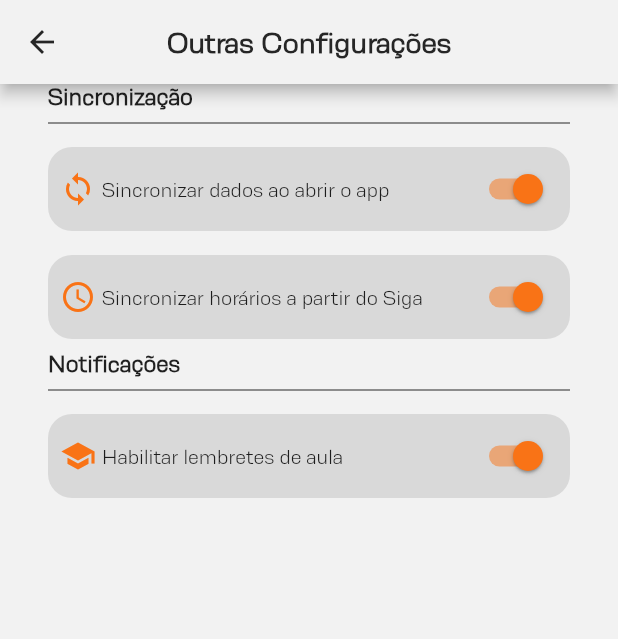
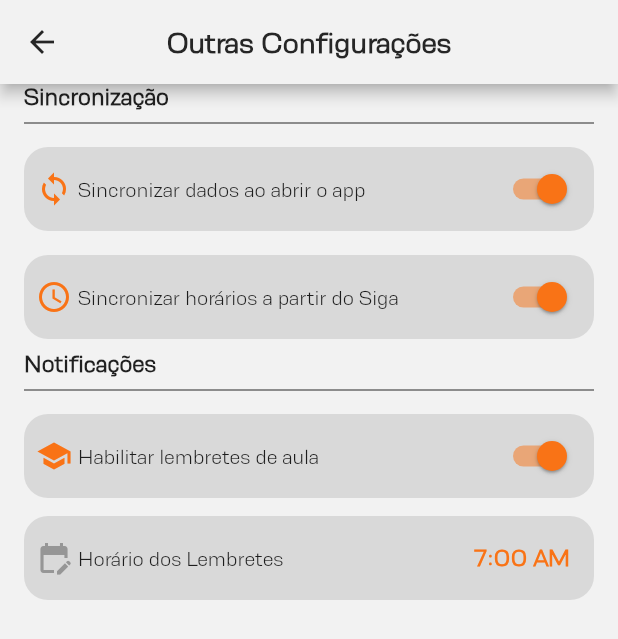
Before and after one commit to matheusrmatias/SigaLogin, a Flutter app: the OtherSettingsPage screen opened directly, on a phone screen of 412 x 824 dp. Shown: the top 639 px of the screen. Run offline on Flutter 3.47's test engine with Material 2 defaults, Android fonts, the phone set to English and light mode, and no system bars; our stand-ins replace carousel_slider, connectivity_plus, eva_icons_flutter, flutter_local_notifications, flutter_native_timezone, fluttertoast and 13 more; missing offline and left inert: animated_emoji, dart:ffi, flutter_barcode_scanner, local_auth_android, ota_update; accounts and stored records are empty; network calls fail.

Commit message:
Add Schedule Notification Input

```diff
--- a/lib/main.dart
+++ b/lib/main.dart
@@ -13,7 +13,7 @@ import 'package:shared_preferences/shared_preferences.dart';
 import 'package:sigalogin/src/controllers/student_controller.dart';
 import 'package:sigalogin/src/models/student.dart';
 import 'package:sigalogin/src/my_app.dart';
-import 'package:sigalogin/src/pages/home_page.dart';
+import 'package:sigalogin/src/pages/home/home_page.dart';
 import 'package:sigalogin/src/pages/login_page.dart';
 import 'package:sigalogin/src/repositories/student_card_repository.dart';
 import 'package:sigalogin/src/repositories/student_repository.dart';
--- a/lib/src/pages/settings/others_settings_page.dart
+++ b/lib/src/pages/settings/others_settings_page.dart
@@ -1,8 +1,11 @@
 import 'package:flutter/material.dart';
 import 'package:provider/provider.dart';
 import 'package:sigalogin/src/repositories/settings_repository.dart';
+import 'package:sigalogin/src/repositories/student_repository.dart';
+import 'package:sigalogin/src/services/notification_service.dart';
 import 'package:sigalogin/src/themes/main_theme.dart';
 import 'package:sigalogin/src/widgets/settings_switch.dart';
+import 'package:sigalogin/src/widgets/time_picker_input.dart';
 
 class OtherSettingsPage extends StatefulWidget {
   const OtherSettingsPage({super.key});
@@ -13,35 +16,76 @@ class OtherSettingsPage extends StatefulWidget {
 
 class _OtherSettingsPageState extends State<OtherSettingsPage> {
   late SettingRepository prefs;
+  late StudentRepository studentRep;
+  late NotificationService notificationService;
 
   @override
   Widget build(BuildContext context) {
+    studentRep = Provider.of<StudentRepository>(context);
     prefs = Provider.of<SettingRepository>(context);
+    notificationService = Provider.of<NotificationService>(context);
     return Scaffold(
       appBar: AppBar(
-        title: const Text('Outras Configurações', style: TextStyle(fontWeight: FontWeight.bold)),
+        title: const Text('Outras Configurações',
+            style: TextStyle(fontWeight: FontWeight.bold)),
         centerTitle: true,
       ),
       body: Container(
-        margin: const EdgeInsets.symmetric(horizontal: 32),
+        margin: const EdgeInsets.symmetric(horizontal: 16),
         child: SingleChildScrollView(
           child: Column(
             children: [
               const Row(
                 children: [
-                  Flexible(child: Text('Sincronização',style: TextStyle(fontSize: 16, fontWeight: FontWeight.bold)))
+                  Flexible(
+                      child: Text('Sincronização',
+                          style: TextStyle(
+                              fontSize: 16, fontWeight: FontWeight.bold)))
                 ],
               ),
-              Divider(color: Theme.of(context).brightness==Brightness.dark?MainTheme.white:MainTheme.black,),
-              SettingSwitch(text: 'Sincronizar dados ao abrir o app', onChange: (e)=>prefs.updateOnOpen = e, value: prefs.updateOnOpen,icon: Icons.sync),
-              SettingSwitch(text: 'Sincronizar horários a partir do Siga', onChange: (e)=>prefs.updateSchedule = e, value: prefs.updateSchedule,icon: Icons.schedule),
+              Divider(
+                color: Theme.of(context).brightness == Brightness.dark
+                    ? MainTheme.white
+                    : MainTheme.black,
+              ),
+              SettingSwitch(
+                  text: 'Sincronizar dados ao abrir o app',
+                  onChange: (e) => prefs.updateOnOpen = e,
+                  value: prefs.updateOnOpen,
+                  icon: Icons.sync),
+              SettingSwitch(
+                  text: 'Sincronizar horários a partir do Siga',
+                  onChange: (e) => prefs.updateSchedule = e,
+                  value: prefs.updateSchedule,
+                  icon: Icons.schedule),
               const Row(
                 children: [
-                  Flexible(child: Text('Notificações',style: TextStyle(fontSize: 16, fontWeight: FontWeight.bold)))
+                  Flexible(
+                      child: Text('Notificações',
+                          style: TextStyle(
+                              fontSize: 16, fontWeight: FontWeight.bold)))
                 ],
               ),
-              Divider(color: Theme.of(context).brightness==Brightness.dark?MainTheme.white:MainTheme.black,),
-              SettingSwitch(text: 'Habilitar lembretes de aula', onChange: (e)=>prefs.enableReminder = e, value: prefs.enableReminder,icon: Icons.school)
+              Divider(
+                color: Theme.of(context).brightness == Brightness.dark
+                    ? MainTheme.white
+                    : MainTheme.black,
+              ),
+              SettingSwitch(
+                  text: 'Habilitar lembretes de aula',
+                  onChange: (e) => prefs.enableReminder = e,
+                  value: prefs.enableReminder,
+                  icon: Icons.school),
+              TimePickerInput(
+                  text: 'Horário dos Lembretes',
+                  time: prefs.scheduleNotificationTime,
+                  enable: prefs.enableReminder,
+                  icon: Icons.edit_calendar,
+                  setTime: (e) {
+                    prefs.scheduleNotificationTime = e;
+                    notificationService.cancelNotitifications();
+                    notificationService.showNotification(time: e);
+                  })
             ],
           ),
         ),
--- /dev/null
+++ b/lib/src/widgets/time_picker_input.dart
@@ -0,0 +1,135 @@
+import 'package:flutter/material.dart';
+
+import '../themes/main_theme.dart';
+
+class TimePickerInput extends StatelessWidget {
+  final IconData? icon;
+  final Color? backgroundColor;
+  final Color? color;
+  TimeOfDay? time;
+  ValueSetter<TimeOfDay?> setTime;
+  final String text;
+  final bool? enable;
+
+  TimePickerInput(
+      {super.key,
+      required this.text,
+      required this.time,
+      required this.setTime,
+      this.backgroundColor,
+      this.icon,
+      this.color,
+      this.enable});
+
+  @override
+  Widget build(BuildContext context) {
+    return Container(
+        margin: const EdgeInsets.symmetric(vertical: 4),
+        child: InkWell(
+            borderRadius: const BorderRadius.all(Radius.circular(16)),
+            onTap: !(enable ?? true)
+                ? null
+                : () async {
+                    TimeOfDay? timeTemp = await showTimePicker(
+                        context: context,
+                        initialTime: time??const TimeOfDay(hour: 7, minute: 0),
+                        helpText: 'Informe o Horário',
+                        initialEntryMode: TimePickerEntryMode.inputOnly,
+                        errorInvalidText: 'Informe um valor válido',
+                        confirmText: 'Ok',
+                        cancelText: 'Cancelar',
+                        hourLabelText: 'Hora',
+                        minuteLabelText: 'Minuto',
+                        builder: (context, child) {
+                          return Theme(
+                            data: ThemeData(
+                                brightness: Theme.of(context).brightness,
+                                useMaterial3: false,
+                                textButtonTheme: TextButtonThemeData(
+                                    style: ButtonStyle(
+                                        foregroundColor:
+                                            MaterialStateColor.resolveWith(
+                                                (states) => MainTheme.orange))),
+                                timePickerTheme: TimePickerThemeData(
+                                  inputDecorationTheme: InputDecorationTheme(
+                                    contentPadding: EdgeInsets.zero,
+                                    filled: true,
+                                    focusColor: Colors.transparent,
+                                    enabledBorder: const OutlineInputBorder(
+                                      borderSide:
+                                          BorderSide(color: Colors.transparent),
+                                    ),
+                                    errorBorder: OutlineInputBorder(
+                                      borderSide: BorderSide(
+                                          color: MainTheme.red, width: 2),
+                                    ),
+                                    focusedBorder: OutlineInputBorder(
+                                      borderSide: BorderSide(
+                                          color: MainTheme.orange, width: 2),
+                                    ),
+                                    focusedErrorBorder: OutlineInputBorder(
+                                      borderSide: BorderSide(
+                                          color: MainTheme.red, width: 2),
+                                    ),
+                                    errorStyle:
+                                        const TextStyle(fontSize: 0, height: 0),
+                                  ),
+                                  shape: const RoundedRectangleBorder(
+                                      borderRadius: BorderRadius.all(
+                                          Radius.circular(16))),
+                                  dayPeriodTextColor: MainTheme.orange,
+                                  hourMinuteTextColor:
+                                      MaterialStateColor.resolveWith((states) =>
+                                          states.contains(
+                                                  MaterialState.selected)
+                                              ? MainTheme.orange
+                                              : Theme.of(context)
+                                                  .colorScheme
+                                                  .onPrimary),
+                                  backgroundColor:
+                                      Theme.of(context).brightness ==
+                                              Brightness.dark
+                                          ? MainTheme.black
+                                          : MainTheme.lightGrey,
+                                )),
+                            child: child ?? const SizedBox(),
+                          );
+                        });
+                    setTime(timeTemp ?? time);
+                  },
+            child: Ink(
+              padding: const EdgeInsets.symmetric(horizontal: 8, vertical: 4),
+              decoration: BoxDecoration(
+                borderRadius: const BorderRadius.all(Radius.circular(16)),
+                color: backgroundColor ??
+                    (Theme.of(context).brightness == Brightness.dark
+                        ? MainTheme.black
+                        : MainTheme.lightGrey),
+              ),
+              child: Row(
+                children: [
+                  Icon(
+                    icon,
+                    color: color ?? MainTheme.grey,
+                  ),
+                  const SizedBox(width: 4),
+                  Expanded(
+                      child: Text(text,
+                          style: TextStyle(fontSize: 14, color: color))),
+                  TextButton(
+                      onPressed: null,
+                      child: Text(
+                        time==null? const TimeOfDay(hour: 7, minute: 0).format(context):time!.format(context),
+                        style: TextStyle(
+                            fontSize: 16,
+                            color: enable ?? true
+                                ? MainTheme.orange
+                                : MainTheme.grey,
+                            fontWeight: FontWeight.bold),
+                      ))
+                ],
+              ),
+            )));
+    ;
+  }
+}
```
Also changed, not shown: lib/src/repositories/settings_repository.dart (+20 -0 lines), lib/src/services/notification_service.dart (+6 -16 lines).
